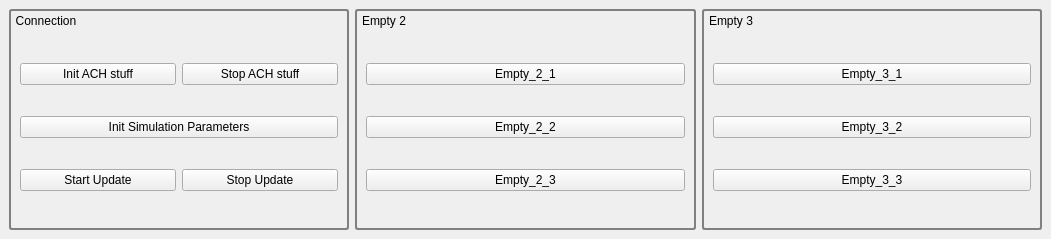
Above: piranha_viz_ui/ui/piranha_viz_ui.ui from ana-GT/toolsLWA4 before the change. Below: the same form after it.
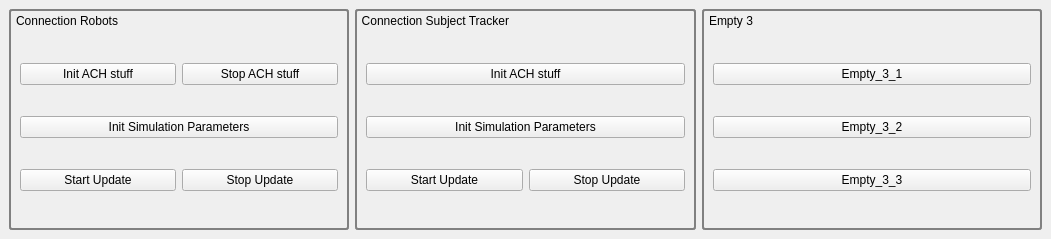
That is the form after the change.

Commit message: Added tracker details

Diff of the .ui file:
```diff
--- a/piranha_viz_ui/ui/piranha_viz_ui.ui
+++ b/piranha_viz_ui/ui/piranha_viz_ui.ui
@@ -71,7 +71,7 @@
  } </string>
       </property>
       <property name="title">
-       <string>Connection</string>
+       <string>Connection Robots</string>
       </property>
       <layout class="QVBoxLayout" name="verticalLayout_3">
        <property name="topMargin">
@@ -149,7 +149,7 @@
  } </string>
       </property>
       <property name="title">
-       <string>Empty 2</string>
+       <string>Connection Subject Tracker </string>
       </property>
       <layout class="QVBoxLayout" name="verticalLayout_2">
        <property name="topMargin">
@@ -160,7 +160,7 @@
          <item>
           <widget class="QPushButton" name="empty_2_1_pushButton">
            <property name="text">
-            <string>Empty_2_1</string>
+            <string>Init ACH stuff</string>
            </property>
           </widget>
          </item>
@@ -171,7 +171,7 @@
          <item>
           <widget class="QPushButton" name="empty_2_2_pushButton">
            <property name="text">
-            <string>Empty_2_2</string>
+            <string>Init Simulation Parameters</string>
            </property>
           </widget>
          </item>
@@ -182,7 +182,14 @@
          <item>
           <widget class="QPushButton" name="empty_2_3_pushButton">
            <property name="text">
-            <string>Empty_2_3</string>
+            <string>Start Update</string>
+           </property>
+          </widget>
+         </item>
+         <item>
+          <widget class="QPushButton" name="stopUpdate_subject_pushButton">
+           <property name="text">
+            <string>Stop Update</string>
            </property>
           </widget>
          </item>
```
Left out of the diff: 4 changed lines with no effect on the pictures. The commit also changes 10 other files.
